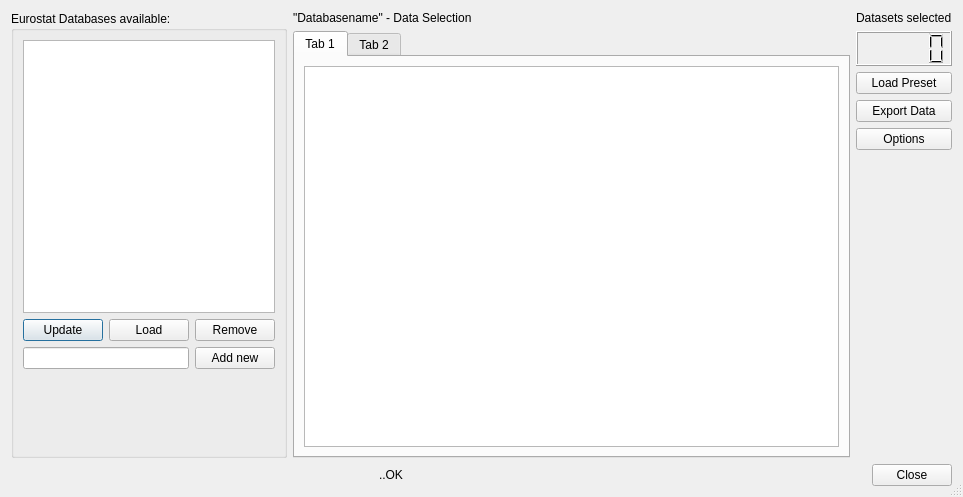
petres/eurostat, file app/gui/base.ui: the form before one commit.
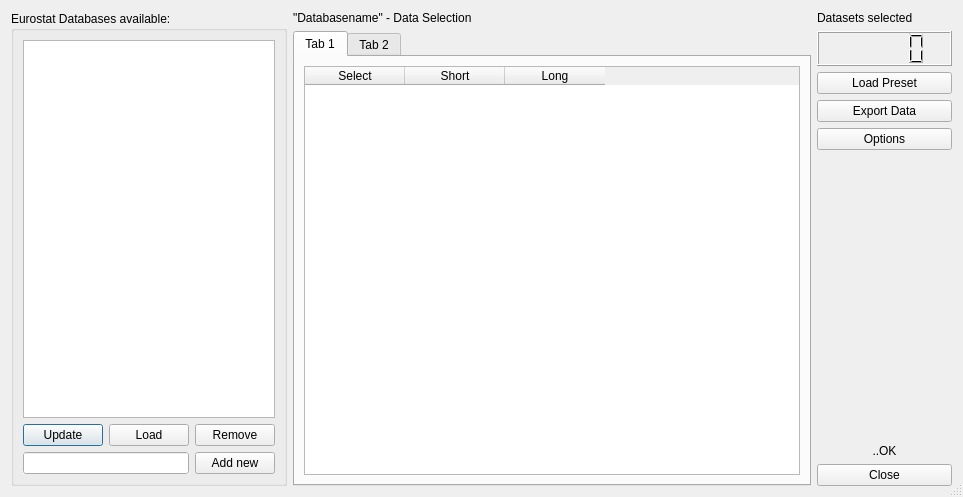
The form after the commit.

What changed in the file:
```diff
--- a/app/gui/base.ui
+++ b/app/gui/base.ui
@@ -87,7 +87,11 @@
         <item>
          <layout class="QHBoxLayout" name="horizontalLayout_3">
           <item>
-           <widget class="QLineEdit" name="lineEdit"/>
+           <widget class="QLineEdit" name="lineEdit">
+            <property name="autoFillBackground">
+             <bool>true</bool>
+            </property>
+           </widget>
           </item>
           <item>
            <widget class="QPushButton" name="pushButton_2">
@@ -98,22 +102,6 @@
           </item>
          </layout>
         </item>
-        <item>
-         <spacer name="verticalSpacer_2">
-          <property name="orientation">
-           <enum>Qt::Vertical</enum>
-          </property>
-          <property name="sizeType">
-           <enum>QSizePolicy::MinimumExpanding</enum>
-          </property>
-          <property name="sizeHint" stdset="0">
-           <size>
-            <width>20</width>
-            <height>40</height>
-           </size>
-          </property>
-         </spacer>
-        </item>
        </layout>
       </widget>
      </item>
@@ -140,7 +128,38 @@
           </attribute>
           <layout class="QGridLayout" name="gridLayout_2">
            <item row="0" column="0">
-            <widget class="QTableWidget" name="tableWidget"/>
+            <widget class="QTableWidget" name="tableWidget">
+             <property name="editTriggers">
+              <set>QAbstractItemView::NoEditTriggers</set>
+             </property>
+             <property name="selectionMode">
+              <enum>QAbstractItemView::MultiSelection</enum>
+             </property>
+             <property name="selectionBehavior">
+              <enum>QAbstractItemView::SelectRows</enum>
+             </property>
+             <property name="sortingEnabled">
+              <bool>true</bool>
+             </property>
+             <property name="columnCount">
+              <number>3</number>
+             </property>
+             <column>
+              <property name="text">
+               <string>Select</string>
+              </property>
+             </column>
+             <column>
+              <property name="text">
+               <string>Short</string>
+              </property>
+             </column>
+             <column>
+              <property name="text">
+               <string>Long</string>
+              </property>
+             </column>
+            </widget>
            </item>
           </layout>
          </widget>
@@ -206,53 +225,57 @@
          </property>
         </spacer>
        </item>
-      </layout>
-     </item>
-    </layout>
-   </item>
-   <item>
-    <layout class="QHBoxLayout" name="horizontalLayout_2">
-     <item>
-      <spacer name="horizontalSpacer">
-       <property name="orientation">
-        <enum>Qt::Horizontal</enum>
-       </property>
-       <property name="sizeType">
-        <enum>QSizePolicy::Expanding</enum>
-       </property>
-       <property name="sizeHint" stdset="0">
-        <size>
-         <width>40</width>
-         <height>20</height>
-        </size>
-       </property>
-      </spacer>
-     </item>
      <item>
       <widget class="QLabel" name="label">
        <property name="minimumSize">
         <size>
-         <width>200</width>
+           <width>100</width>
          <height>0</height>
         </size>
        </property>
        <property name="text">
         <string>..OK</string>
        </property>
+         <property name="alignment">
+          <set>Qt::AlignCenter</set>
+         </property>
       </widget>
      </item>
      <item>
       <widget class="QDialogButtonBox" name="buttonBox">
+         <property name="sizePolicy">
+          <sizepolicy hsizetype="Fixed" vsizetype="Fixed">
+           <horstretch>0</horstretch>
+           <verstretch>0</verstretch>
+          </sizepolicy>
+         </property>
+         <property name="minimumSize">
+          <size>
+           <width>135</width>
+           <height>0</height>
+          </size>
+         </property>
+         <property name="layoutDirection">
+          <enum>Qt::LeftToRight</enum>
+         </property>
+         <property name="autoFillBackground">
+          <bool>false</bool>
+         </property>
        <property name="styleSheet">
         <string notr="true"/>
        </property>
        <property name="orientation">
-        <enum>Qt::Horizontal</enum>
+          <enum>Qt::Vertical</enum>
        </property>
        <property name="standardButtons">
         <set>QDialogButtonBox::Close</set>
        </property>
-      </widget>
+         <property name="centerButtons">
+          <bool>false</bool>
+         </property>
+        </widget>
+       </item>
+      </layout>
      </item>
     </layout>
    </item>
```
Left out of the diff: 4 changed lines with no effect on the pictures. Lines whose indentation alone changed are shown as unchanged.
